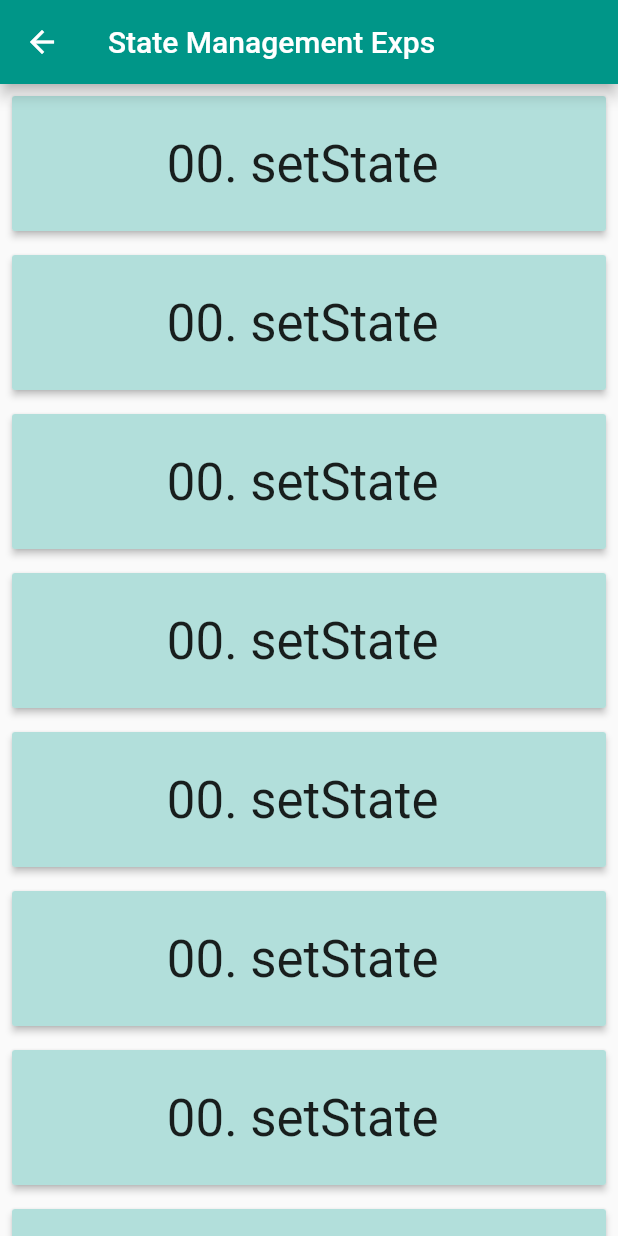
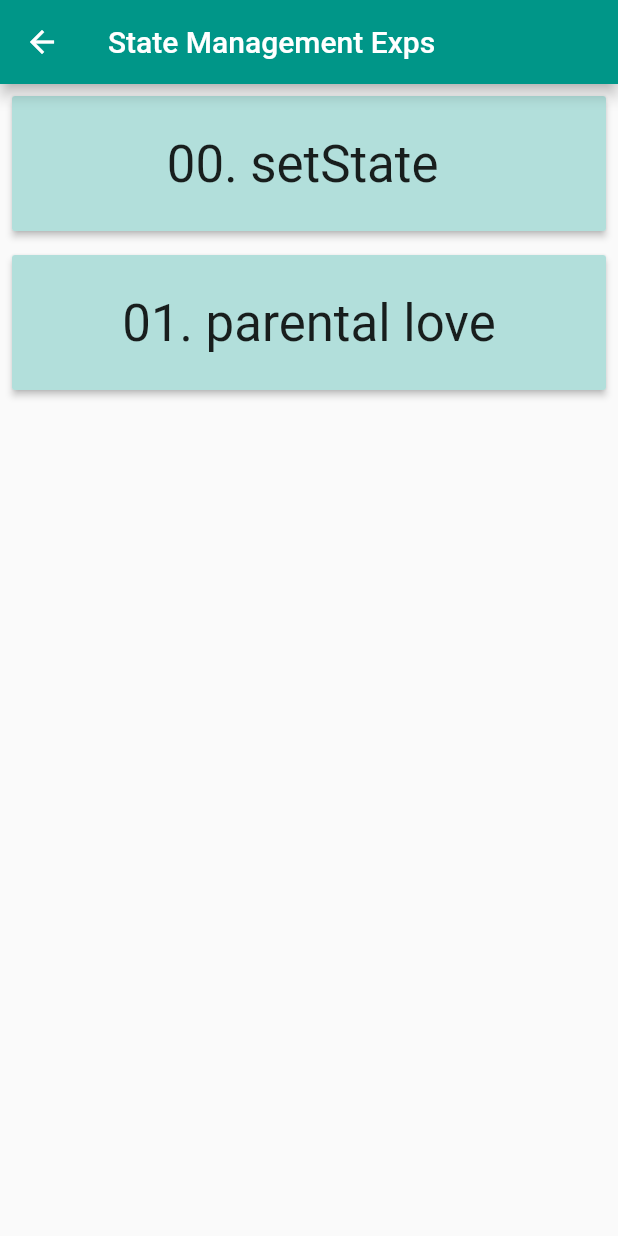
Before and after one commit to raveesh-me/state_management_experiments, a Flutter app: the HomeScreen screen opened directly, on a phone screen of 412 x 824 dp. Run offline on Flutter 3.47's test engine with Material 2 defaults, Android fonts, the phone set to English and light mode, and no system bars.

Commit message:
navigate to parental love screen

```diff
--- a/lib/main.dart
+++ b/lib/main.dart
@@ -1,5 +1,6 @@
 import 'package:flutter/cupertino.dart';
 import 'package:flutter/material.dart';
+import 'package:state_management_experiments/screens/parental_love_screen.dart';
 import 'package:state_management_experiments/screens/set_state_experiment_screen.dart';
 
 main() {
@@ -13,10 +14,11 @@ class MyApp extends StatelessWidget {
       theme: ThemeData(
         primarySwatch: Colors.teal,
       ),
-      initialRoute: '/set_state_experiment_screen',
+      initialRoute: '/parental_love_screen',
       routes: {
         '/': (_) => HomeScreen(),
         '/set_state_experiment_screen': (_) => SetStateExperimentScreen(),
+        '/parental_love_screen': (_) => ParentalLoveScreen(),
       },
     );
   }
@@ -38,61 +40,61 @@ class HomeScreen extends StatelessWidget {
             pushRouteName: '/set_state_experiment_screen',
           ),
           HomeScreenSelectionButton(
-            buttonLabel: '00. setState ',
-            pushRouteName: '/setState',
+            buttonLabel: '01. parental love',
+            pushRouteName: '/parental_love_screen',
           ),
-          HomeScreenSelectionButton(
-            buttonLabel: '00. setState ',
-            pushRouteName: '/setState',
-          ),
-          HomeScreenSelectionButton(
-            buttonLabel: '00. setState ',
-            pushRouteName: '/setState',
-          ),
-          HomeScreenSelectionButton(
-            buttonLabel: '00. setState ',
-            pushRouteName: '/setState',
-          ),
-          HomeScreenSelectionButton(
-            buttonLabel: '00. setState ',
-            pushRouteName: '/setState',
-          ),
-          HomeScreenSelectionButton(
-            buttonLabel: '00. setState ',
-            pushRouteName: '/setState',
-          ),
-          HomeScreenSelectionButton(
-            buttonLabel: '00. setState ',
-            pushRouteName: '/setState',
-          ),
-          HomeScreenSelectionButton(
-            buttonLabel: '00. setState ',
-            pushRouteName: '/setState',
-          ),
-          HomeScreenSelectionButton(
-            buttonLabel: '00. setState ',
-            pushRouteName: '/setState',
-          ),
-          HomeScreenSelectionButton(
-            buttonLabel: '00. setState ',
-            pushRouteName: '/setState',
-          ),
-          HomeScreenSelectionButton(
-            buttonLabel: '00. setState ',
-            pushRouteName: '/setState',
-          ),
-          HomeScreenSelectionButton(
-            buttonLabel: '00. setState ',
-            pushRouteName: '/setState',
-          ),
-          HomeScreenSelectionButton(
-            buttonLabel: '00. setState ',
-            pushRouteName: '/setState',
-          ),
-          HomeScreenSelectionButton(
-            buttonLabel: '00. setState ',
-            pushRouteName: '/setState',
-          ),
+//          HomeScreenSelectionButton(
+//            buttonLabel: '00. setState ',
+//            pushRouteName: '/setState',
+//          ),
+//          HomeScreenSelectionButton(
+//            buttonLabel: '00. setState ',
+//            pushRouteName: '/setState',
+//          ),
+//          HomeScreenSelectionButton(
+//            buttonLabel: '00. setState ',
+//            pushRouteName: '/setState',
+//          ),
+//          HomeScreenSelectionButton(
+//            buttonLabel: '00. setState ',
+//            pushRouteName: '/setState',
+//          ),
+//          HomeScreenSelectionButton(
+//            buttonLabel: '00. setState ',
+//            pushRouteName: '/setState',
+//          ),
+//          HomeScreenSelectionButton(
+//            buttonLabel: '00. setState ',
+//            pushRouteName: '/setState',
+//          ),
+//          HomeScreenSelectionButton(
+//            buttonLabel: '00. setState ',
+//            pushRouteName: '/setState',
+//          ),
+//          HomeScreenSelectionButton(
+//            buttonLabel: '00. setState ',
+//            pushRouteName: '/setState',
+//          ),
+//          HomeScreenSelectionButton(
+//            buttonLabel: '00. setState ',
+//            pushRouteName: '/setState',
+//          ),
+//          HomeScreenSelectionButton(
+//            buttonLabel: '00. setState ',
+//            pushRouteName: '/setState',
+//          ),
+//          HomeScreenSelectionButton(
+//            buttonLabel: '00. setState ',
+//            pushRouteName: '/setState',
+//          ),
+//          HomeScreenSelectionButton(
+//            buttonLabel: '00. setState ',
+//            pushRouteName: '/setState',
+//          ),
+//          HomeScreenSelectionButton(
+//            buttonLabel: '00. setState ',
+//            pushRouteName: '/setState',
+//          ),
         ],
       ),
     );
--- /dev/null
+++ b/lib/screens/parental_love_screen.dart
@@ -0,0 +1,21 @@
+import 'package:flutter/material.dart';
+
+class ParentalLoveScreen extends StatefulWidget {
+  @override
+  _ParentalLoveScreenState createState() => _ParentalLoveScreenState();
+}
+
+// the stateful widget that maintains colors
+class _ParentalLoveScreenState extends State<ParentalLoveScreen> {
+  String frogColor = 'green';
+  String birdColor = 'red';
+
+  @override
+  Widget build(BuildContext context) {
+    return Scaffold(
+      appBar: AppBar(
+        title: Text('Context'),
+      ),
+    );
+  }
+}
```
